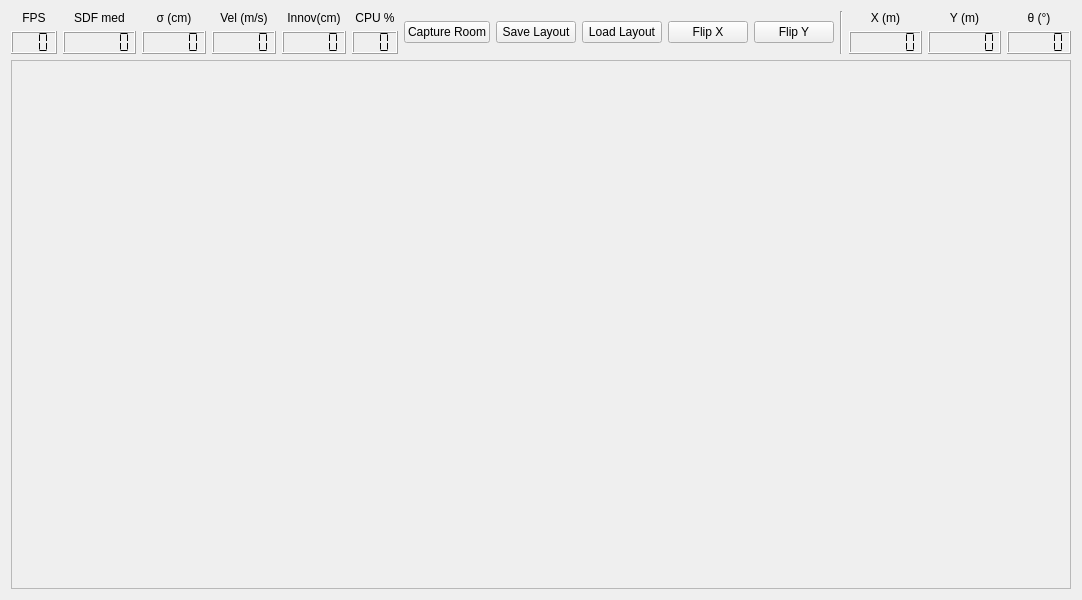
This is ainf_slamo/src/mainUI.ui in pbustos/beta-robotica-class as Qt 5 draws it before an edit. The edited form follows.
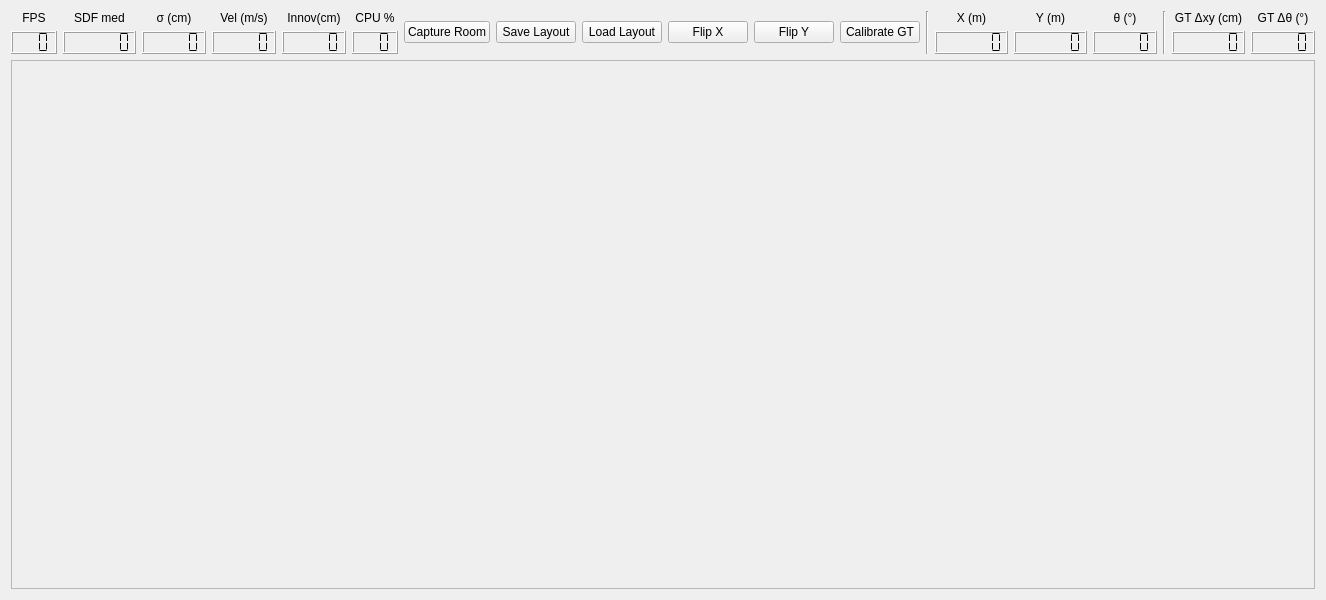
This is the edited form.

Commit message: working with integrated layout and without ground truth at all

What changed in the file:
```diff
--- a/ainf_slamo/src/mainUI.ui
+++ b/ainf_slamo/src/mainUI.ui
@@ -209,6 +209,16 @@
          </property>
         </widget>
        </item>
+       <item>
+        <widget class="QPushButton" name="pushButton_calibrateGT">
+         <property name="text">
+          <string>Calibrate GT</string>
+         </property>
+         <property name="toolTip">
+          <string>Compute offset between Webots and map frames (requires low SDF)</string>
+         </property>
+        </widget>
+       </item>
        <item>
         <widget class="Line" name="line_separator">
          <property name="orientation">
@@ -288,6 +298,61 @@
          </item>
         </layout>
        </item>
+       <item>
+        <widget class="Line" name="line_separator_gt">
+         <property name="orientation">
+          <enum>Qt::Vertical</enum>
+         </property>
+        </widget>
+       </item>
+       <item>
+        <layout class="QVBoxLayout" name="verticalLayout_gt_xy_err">
+         <item>
+          <widget class="QLabel" name="label_gt_xy_err">
+           <property name="text">
+            <string>GT Δxy (cm)</string>
+           </property>
+           <property name="alignment">
+            <set>Qt::AlignCenter</set>
+           </property>
+          </widget>
+         </item>
+         <item>
+          <widget class="QLCDNumber" name="lcdNumber_gt_xy_err">
+           <property name="digitCount">
+            <number>6</number>
+           </property>
+           <property name="segmentStyle">
+            <enum>QLCDNumber::Flat</enum>
+           </property>
+          </widget>
+         </item>
+        </layout>
+       </item>
+       <item>
+        <layout class="QVBoxLayout" name="verticalLayout_gt_ang_err">
+         <item>
+          <widget class="QLabel" name="label_gt_ang_err">
+           <property name="text">
+            <string>GT Δθ (°)</string>
+           </property>
+           <property name="alignment">
+            <set>Qt::AlignCenter</set>
+           </property>
+          </widget>
+         </item>
+         <item>
+          <widget class="QLCDNumber" name="lcdNumber_gt_ang_err">
+           <property name="digitCount">
+            <number>5</number>
+           </property>
+           <property name="segmentStyle">
+            <enum>QLCDNumber::Flat</enum>
+           </property>
+          </widget>
+         </item>
+        </layout>
+       </item>
       </layout>
      </item>
      <item>
```
The commit also changes 9 other files.
